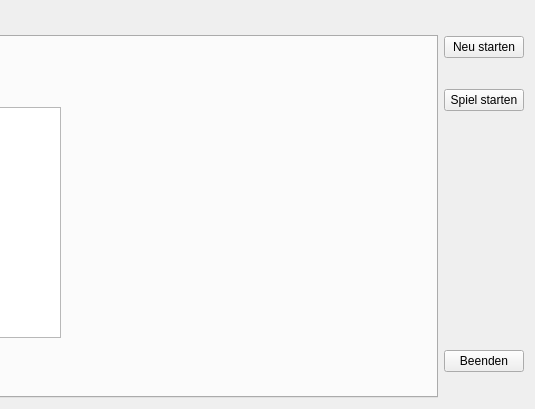
The window that untitled/mainwindow.ui (johannesmik/ar-blindekuh) describes before a commit, drawn with Qt 5; both pictures show x 323 to 858 and y 0 to 409 of the 858 by 409 pixel window.
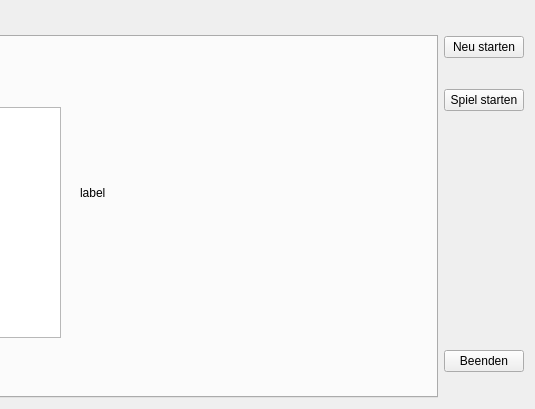
The same window after the commit. Custom widgets are drawn as their Qt base class.

Diff of the .ui file:
```diff
--- a/untitled/mainwindow.ui
+++ b/untitled/mainwindow.ui
@@ -95,6 +95,19 @@
          <set>Qt::LinksAccessibleByKeyboard|Qt::LinksAccessibleByMouse</set>
         </property>
        </widget>
+       <widget class="QLabel" name="scoreLabel">
+        <property name="geometry">
+         <rect>
+          <x>390</x>
+          <y>140</y>
+          <width>341</width>
+          <height>31</height>
+         </rect>
+        </property>
+        <property name="text">
+         <string>label</string>
+        </property>
+       </widget>
       </widget>
      </widget>
     </item>
```
